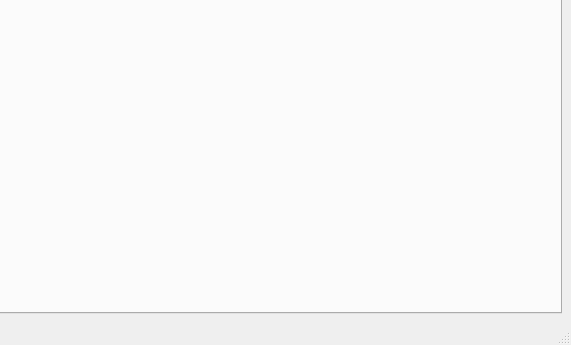
The window that GPAUserInterface.ui (Golden-Boy/GpaCalculator) describes before a commit, drawn with Qt 5; both pictures show x 358 to 929 and y 167 to 512 of the 929 by 512 pixel window.
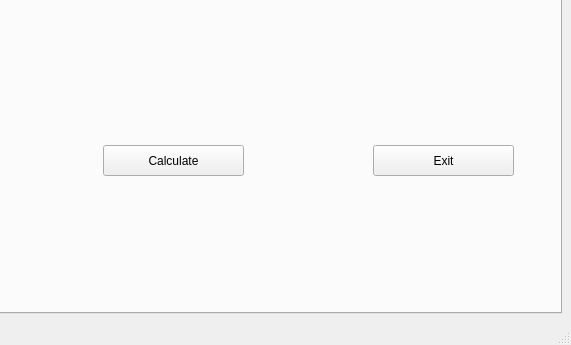
The same window after the commit. The open tabs and pages were chosen to show the change.

What changed in the file:
```diff
--- a/GPAUserInterface.ui
+++ b/GPAUserInterface.ui
@@ -63,6 +63,32 @@
          <attribute name="title">
           <string>Calculate</string>
          </attribute>
+         <widget class="QPushButton" name="calcBtn">
+          <property name="geometry">
+           <rect>
+            <x>450</x>
+            <y>260</y>
+            <width>141</width>
+            <height>31</height>
+           </rect>
+          </property>
+          <property name="text">
+           <string>Calculate</string>
+          </property>
+         </widget>
+         <widget class="QPushButton" name="exitBtn">
+          <property name="geometry">
+           <rect>
+            <x>720</x>
+            <y>260</y>
+            <width>141</width>
+            <height>31</height>
+           </rect>
+          </property>
+          <property name="text">
+           <string>Exit</string>
+          </property>
+         </widget>
         </widget>
         <widget class="QWidget" name="aboutTab">
          <attribute name="title">
```
Left out of the diff: 2 changed lines with no effect on the pictures.
